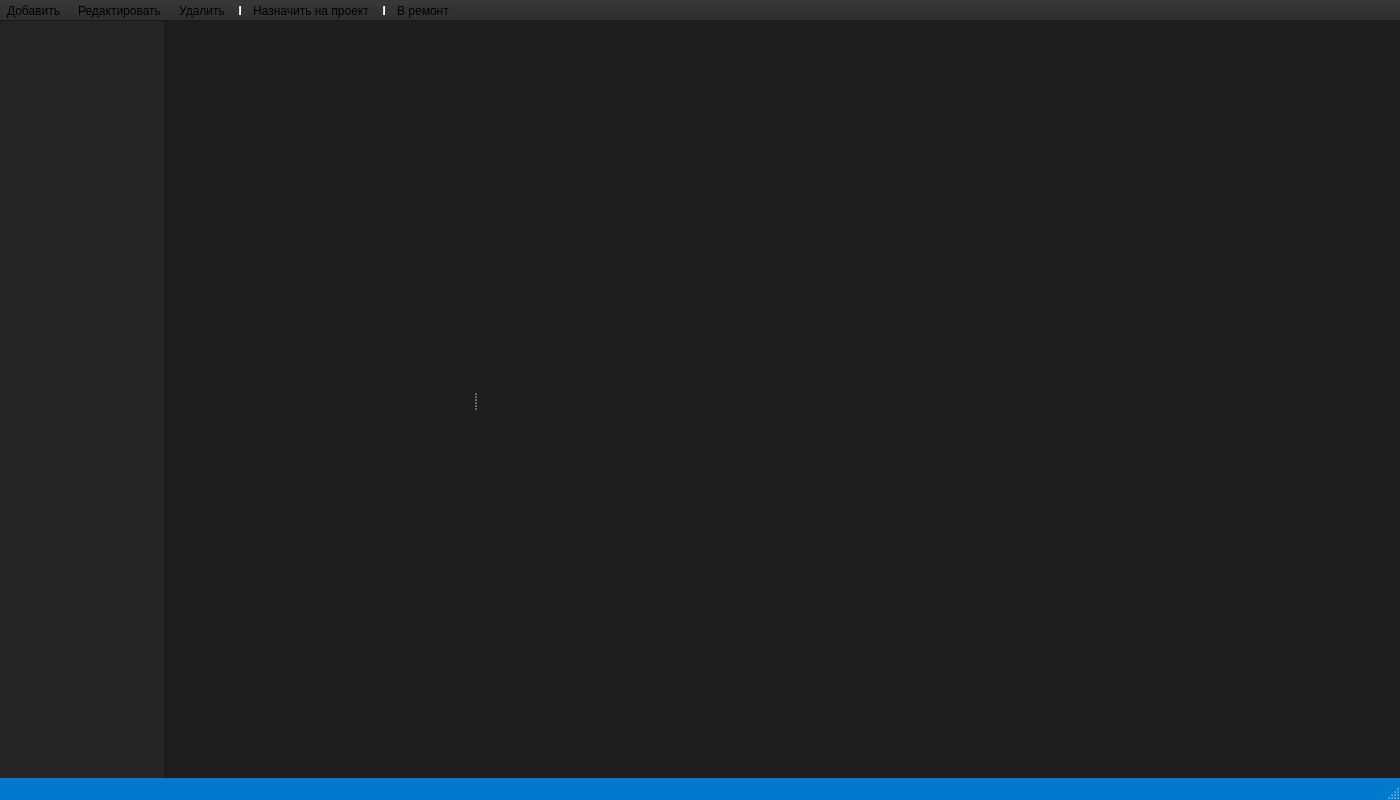
The window that src/ui/MainWindow.ui (random-slop/FleetManager) describes before a commit, drawn with Qt 5.
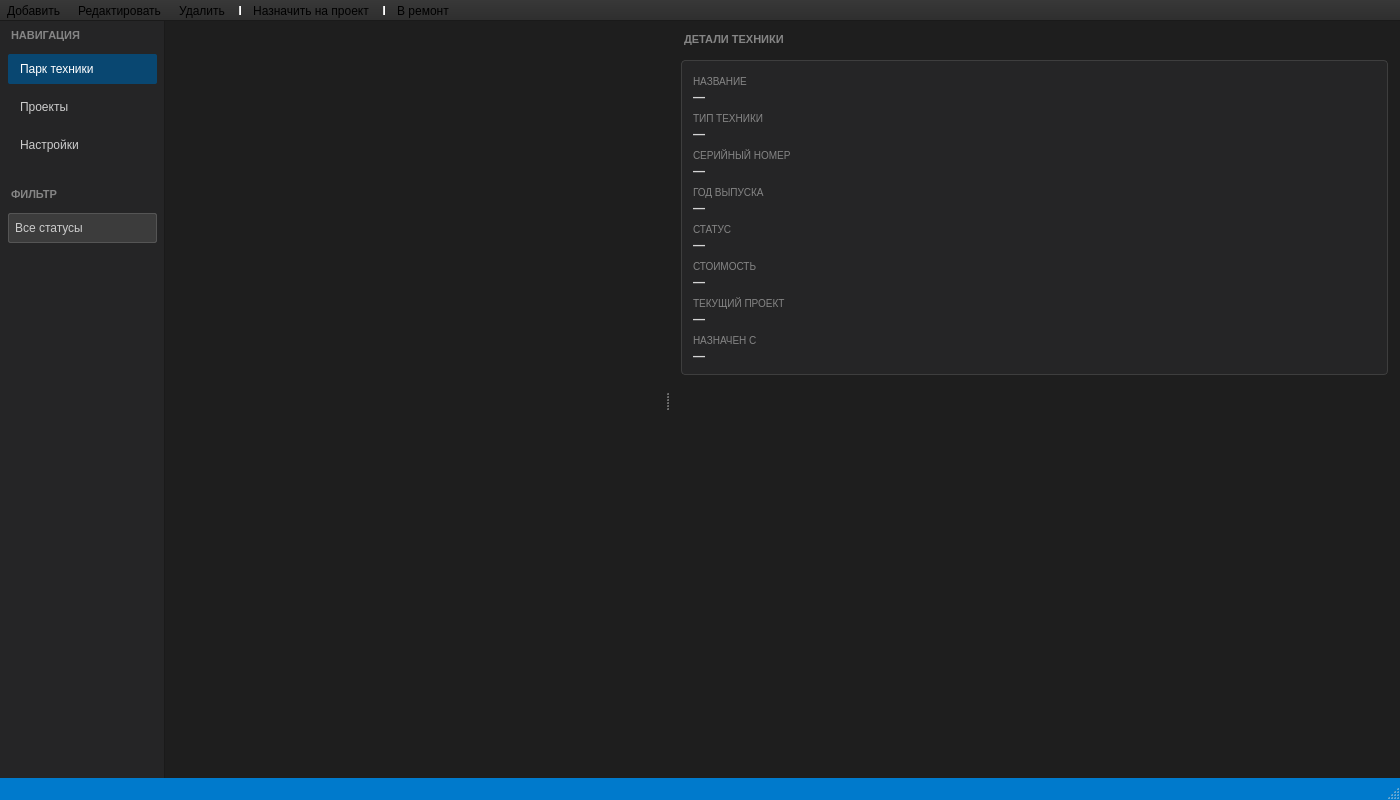
The same window after the commit.

Commit message: Moved some dynamic ui creation to .ui files

Patch:
```diff
--- a/src/ui/MainWindow.ui
+++ b/src/ui/MainWindow.ui
@@ -85,6 +85,182 @@
     border-right: 1px solid #1a1a1a;
 }</string>
       </property>
+      <layout class="QVBoxLayout" name="sidebarLayout">
+       <property name="spacing">
+        <number>8</number>
+       </property>
+       <property name="leftMargin">
+        <number>8</number>
+       </property>
+       <property name="topMargin">
+        <number>8</number>
+       </property>
+       <property name="rightMargin">
+        <number>8</number>
+       </property>
+       <property name="bottomMargin">
+        <number>8</number>
+       </property>
+       <item>
+        <widget class="QLabel" name="navTitle">
+         <property name="styleSheet">
+          <string notr="true">color: #858585; font-weight: bold; font-size: 11px; padding-bottom: 4px;</string>
+         </property>
+         <property name="text">
+          <string>НАВИГАЦИЯ</string>
+         </property>
+        </widget>
+       </item>
+       <item>
+        <widget class="QPushButton" name="btnFleet">
+         <property name="styleSheet">
+          <string notr="true">QPushButton {
+    text-align: left;
+    padding: 8px 12px;
+    background-color: #094771;
+    color: white;
+    border: none;
+    border-radius: 2px;
+}
+QPushButton:hover {
+    background-color: #0e639c;
+}</string>
+         </property>
+         <property name="text">
+          <string>Парк техники</string>
+         </property>
+        </widget>
+       </item>
+       <item>
+        <widget class="QPushButton" name="btnProjects">
+         <property name="styleSheet">
+          <string notr="true">QPushButton {
+    text-align: left;
+    padding: 8px 12px;
+    background-color: transparent;
+    color: #cccccc;
+    border: none;
+}
+QPushButton:hover {
+    background-color: #2a2d2e;
+}</string>
+         </property>
+         <property name="text">
+          <string>Проекты</string>
+         </property>
+        </widget>
+       </item>
+       <item>
+        <widget class="QPushButton" name="btnSettings">
+         <property name="styleSheet">
+          <string notr="true">QPushButton {
+    text-align: left;
+    padding: 8px 12px;
+    background-color: transparent;
+    color: #cccccc;
+    border: none;
+}
+QPushButton:hover {
+    background-color: #2a2d2e;
+}</string>
+         </property>
+         <property name="text">
+          <string>Настройки</string>
+         </property>
+        </widget>
+       </item>
+       <item>
+        <spacer name="verticalSpacer1">
+         <property name="orientation">
+          <enum>Qt::Orientation::Vertical</enum>
+         </property>
+         <property name="sizeType">
+          <enum>QSizePolicy::Policy::Fixed</enum>
+         </property>
+         <property name="sizeHint" stdset="0">
+          <size>
+           <width>20</width>
+           <height>20</height>
+          </size>
+         </property>
+        </spacer>
+       </item>
+       <item>
+        <widget class="QLabel" name="filterTitle">
+         <property name="styleSheet">
+          <string notr="true">color: #858585; font-weight: bold; font-size: 11px; padding-bottom: 4px;</string>
+         </property>
+         <property name="text">
+          <string>ФИЛЬТР</string>
+         </property>
+        </widget>
+       </item>
+       <item>
+        <widget class="QComboBox" name="statusFilter">
+         <property name="styleSheet">
+          <string notr="true">QComboBox {
+    padding: 6px;
+    background-color: #3c3c3c;
+    color: #cccccc;
+    border: 1px solid #555555;
+    border-radius: 2px;
+}
+QComboBox:hover {
+    background-color: #4a4a4a;
+}
+QComboBox::drop-down {
+    border: none;
+}
+QComboBox QAbstractItemView {
+    background-color: #3c3c3c;
+    color: #cccccc;
+    selection-background-color: #094771;
+}</string>
+         </property>
+         <item>
+          <property name="text">
+           <string>Все статусы</string>
+          </property>
+         </item>
+         <item>
+          <property name="text">
+           <string>Свободна</string>
+          </property>
+         </item>
+         <item>
+          <property name="text">
+           <string>На объекте</string>
+          </property>
+         </item>
+         <item>
+          <property name="text">
+           <string>В ремонте</string>
+          </property>
+         </item>
+         <item>
+          <property name="text">
+           <string>Списана</string>
+          </property>
+         </item>
+        </widget>
+       </item>
+       <item>
+        <spacer name="verticalSpacer2">
+         <property name="orientation">
+          <enum>Qt::Orientation::Vertical</enum>
+         </property>
+         <property name="sizeType">
+          <enum>QSizePolicy::Policy::Expanding</enum>
+         </property>
+         <property name="sizeHint" stdset="0">
+          <size>
+           <width>20</width>
+           <height>40</height>
+          </size>
+         </property>
+        </spacer>
+       </item>
+      </layout>
      </widget>
     </item>
     <item>
@@ -100,6 +276,306 @@
          <height>0</height>
         </size>
        </property>
+       <layout class="QVBoxLayout" name="detailsPanelLayout">
+        <property name="spacing">
+         <number>10</number>
+        </property>
+        <property name="leftMargin">
+         <number>12</number>
+        </property>
+        <property name="topMargin">
+         <number>12</number>
+        </property>
+        <property name="rightMargin">
+         <number>12</number>
+        </property>
+        <property name="bottomMargin">
+         <number>12</number>
+        </property>
+        <item>
+         <widget class="QLabel" name="detailsTitle">
+          <property name="text">
+           <string>ДЕТАЛИ ТЕХНИКИ</string>
+          </property>
+          <property name="styleSheet">
+           <string notr="true">color: #858585; font-weight: bold; font-size: 11px; padding-bottom: 4px;</string>
+          </property>
+         </widget>
+        </item>
+        <item>
+         <widget class="QGroupBox" name="infoGroup">
+          <property name="styleSheet">
+           <string notr="true">QGroupBox {
+    background-color: #252526;
+    border: 1px solid #3e3e3e;
+    border-radius: 4px;
+    padding: 12px;
+}</string>
+          </property>
+          <layout class="QVBoxLayout" name="infoLayout">
+           <property name="spacing">
+            <number>8</number>
+           </property>
+           <item>
+            <layout class="QVBoxLayout" name="detailsNameLayout">
+             <property name="spacing">
+              <number>2</number>
+             </property>
+             <item>
+              <widget class="QLabel" name="detailsNameLabel">
+               <property name="text">
+                <string>НАЗВАНИЕ</string>
+               </property>
+               <property name="styleSheet">
+                <string notr="true">color: #858585; font-size: 10px;</string>
+               </property>
+              </widget>
+             </item>
+             <item>
+              <widget class="QLabel" name="detailsName">
+               <property name="text">
+                <string>—</string>
+               </property>
+               <property name="wordWrap">
+                <bool>true</bool>
+               </property>
+               <property name="styleSheet">
+                <string notr="true">color: #d4d4d4; font-size: 12px; font-weight: 500;</string>
+               </property>
+              </widget>
+             </item>
+            </layout>
+           </item>
+           <item>
+            <layout class="QVBoxLayout" name="detailsTypeLayout">
+             <property name="spacing">
+              <number>2</number>
+             </property>
+             <item>
+              <widget class="QLabel" name="detailsTypeLabel">
+               <property name="text">
+                <string>ТИП ТЕХНИКИ</string>
+               </property>
+               <property name="styleSheet">
+                <string notr="true">color: #858585; font-size: 10px;</string>
+               </property>
+              </widget>
+             </item>
+             <item>
+              <widget class="QLabel" name="detailsType">
+               <property name="text">
+                <string>—</string>
+               </property>
+               <property name="wordWrap">
+                <bool>true</bool>
+               </property>
+               <property name="styleSheet">
+                <string notr="true">color: #d4d4d4; font-size: 12px; font-weight: 500;</string>
+               </property>
+              </widget>
+             </item>
+            </layout>
+           </item>
+           <item>
+            <layout class="QVBoxLayout" name="detailsSerialLayout">
+             <property name="spacing">
+              <number>2</number>
+             </property>
+             <item>
+              <widget class="QLabel" name="detailsSerialLabel">
+               <property name="text">
+                <string>СЕРИЙНЫЙ НОМЕР</string>
+               </property>
+               <property name="styleSheet">
+                <string notr="true">color: #858585; font-size: 10px;</string>
+               </property>
+              </widget>
+             </item>
+             <item>
+              <widget class="QLabel" name="detailsSerial">
+               <property name="text">
+                <string>—</string>
+               </property>
+               <property name="wordWrap">
+                <bool>true</bool>
+               </property>
+               <property name="styleSheet">
+                <string notr="true">color: #d4d4d4; font-size: 12px; font-weight: 500;</string>
+               </property>
+              </widget>
+             </item>
+            </layout>
+           </item>
+           <item>
+            <layout class="QVBoxLayout" name="detailsYearLayout">
+             <property name="spacing">
+              <number>2</number>
+             </property>
+             <item>
+              <widget class="QLabel" name="detailsYearLabel">
+               <property name="text">
+                <string>ГОД ВЫПУСКА</string>
+               </property>
+               <property name="styleSheet">
+                <string notr="true">color: #858585; font-size: 10px;</string>
+               </property>
+              </widget>
+             </item>
+             <item>
+              <widget class="QLabel" name="detailsYear">
+               <property name="text">
+                <string>—</string>
+               </property>
+               <property name="wordWrap">
+                <bool>true</bool>
+               </property>
+               <property name="styleSheet">
+                <string notr="true">color: #d4d4d4; font-size: 12px; font-weight: 500;</string>
+               </property>
+              </widget>
+             </item>
+            </layout>
+           </item>
+           <item>
+            <layout class="QVBoxLayout" name="detailsStatusLayout">
+             <property name="spacing">
+              <number>2</number>
+             </property>
+             <item>
+              <widget class="QLabel" name="detailsStatusLabel">
+               <property name="text">
+                <string>СТАТУС</string>
+               </property>
+               <property name="styleSheet">
+                <string notr="true">color: #858585; font-size: 10px;</string>
+               </property>
+              </widget>
+             </item>
+             <item>
+              <widget class="QLabel" name="detailsStatus">
+               <property name="text">
+                <string>—</string>
+               </property>
+               <property name="wordWrap">
+                <bool>true</bool>
+               </property>
+               <property name="styleSheet">
+                <string notr="true">color: #d4d4d4; font-size: 12px; font-weight: 500;</string>
+               </property>
+              </widget>
+             </item>
+            </layout>
+           </item>
+           <item>
+            <layout class="QVBoxLayout" name="detailsCostLayout">
+             <property name="spacing">
+              <number>2</number>
+             </property>
+             <item>
+              <widget class="QLabel" name="detailsCostLabel">
+               <property name="text">
+                <string>СТОИМОСТЬ</string>
+               </property>
+               <property name="styleSheet">
+                <string notr="true">color: #858585; font-size: 10px;</string>
+               </property>
+              </widget>
+             </item>
+             <item>
+              <widget class="QLabel" name="detailsCost">
+               <property name="text">
+                <string>—</string>
+               </property>
+               <property name="wordWrap">
+                <bool>true</bool>
+               </property>
+               <property name="styleSheet">
+                <string notr="true">color: #d4d4d4; font-size: 12px; font-weight: 500;</string>
+               </property>
+              </widget>
+             </item>
+            </layout>
+           </item>
+           <item>
+            <layout class="QVBoxLayout" name="detailsProjectLayout">
+             <property name="spacing">
+              <number>2</number>
+             </property>
+             <item>
+              <widget class="QLabel" name="detailsProjectLabel">
+               <property name="text">
+                <string>ТЕКУЩИЙ ПРОЕКТ</string>
+               </property>
+               <property name="styleSheet">
+                <string notr="true">color: #858585; font-size: 10px;</string>
+               </property>
+              </widget>
+             </item>
+             <item>
+              <widget class="QLabel" name="detailsProject">
+               <property name="text">
+                <string>—</string>
+               </property>
+               <property name="wordWrap">
+                <bool>true</bool>
+               </property>
+               <property name="styleSheet">
+                <string notr="true">color: #d4d4d4; font-size: 12px; font-weight: 500;</string>
+               </property>
+              </widget>
+             </item>
+            </layout>
+           </item>
+           <item>
+            <layout class="QVBoxLayout" name="detailsAssignedDateLayout">
+             <property name="spacing">
+              <number>2</number>
+             </property>
+             <item>
+              <widget class="QLabel" name="detailsAssignedDateLabel">
+               <property name="text">
+                <string>НАЗНАЧЕН С</string>
+               </property>
+               <property name="styleSheet">
+                <string notr="true">color: #858585; font-size: 10px;</string>
+               </property>
+              </widget>
+             </item>
+             <item>
+              <widget class="QLabel" name="detailsAssignedDate">
+               <property name="text">
+                <string>—</string>
+               </property>
+               <property name="wordWrap">
+                <bool>true</bool>
+               </property>
+               <property name="styleSheet">
+                <string notr="true">color: #d4d4d4; font-size: 12px; font-weight: 500;</string>
+               </property>
+              </widget>
+             </item>
+            </layout>
+           </item>
+          </layout>
+         </widget>
+        </item>
+        <item>
+         <spacer name="detailsVerticalSpacer">
+          <property name="orientation">
+           <enum>Qt::Orientation::Vertical</enum>
+          </property>
+          <property name="sizeType">
+           <enum>QSizePolicy::Policy::Expanding</enum>
+          </property>
+          <property name="sizeHint" stdset="0">
+           <size>
+            <width>20</width>
+            <height>40</height>
+           </size>
+          </property>
+         </spacer>
+        </item>
+       </layout>
       </widget>
      </widget>
     </item>
```
Left out of the diff: 2 changed lines with no effect on the pictures. The commit also changes 2 other files.
